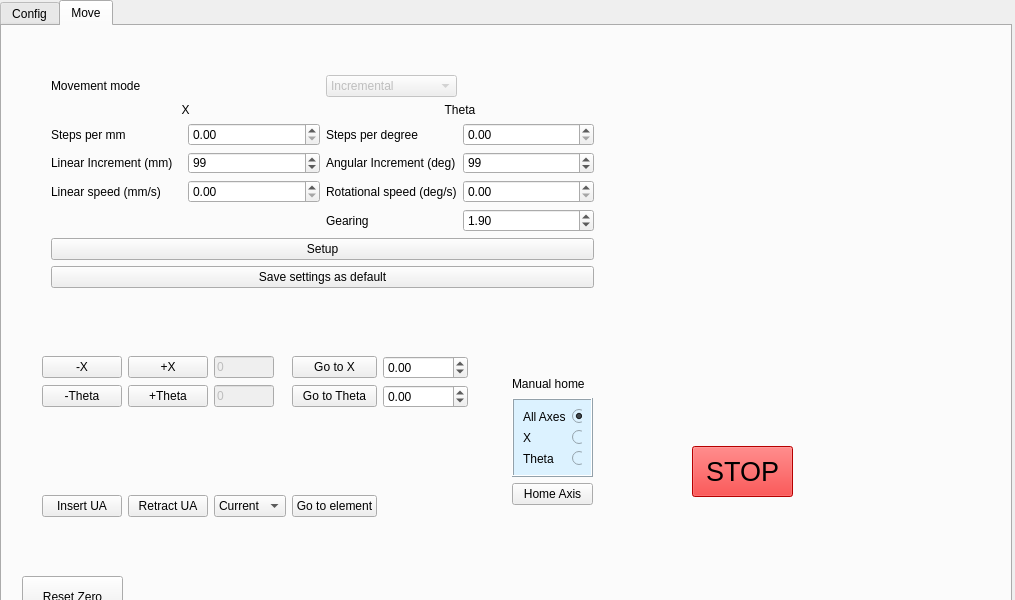
Old version of the form Widget_Library/widget_position.ui in the repository 8foldrepo/RF_Balance_Profound.
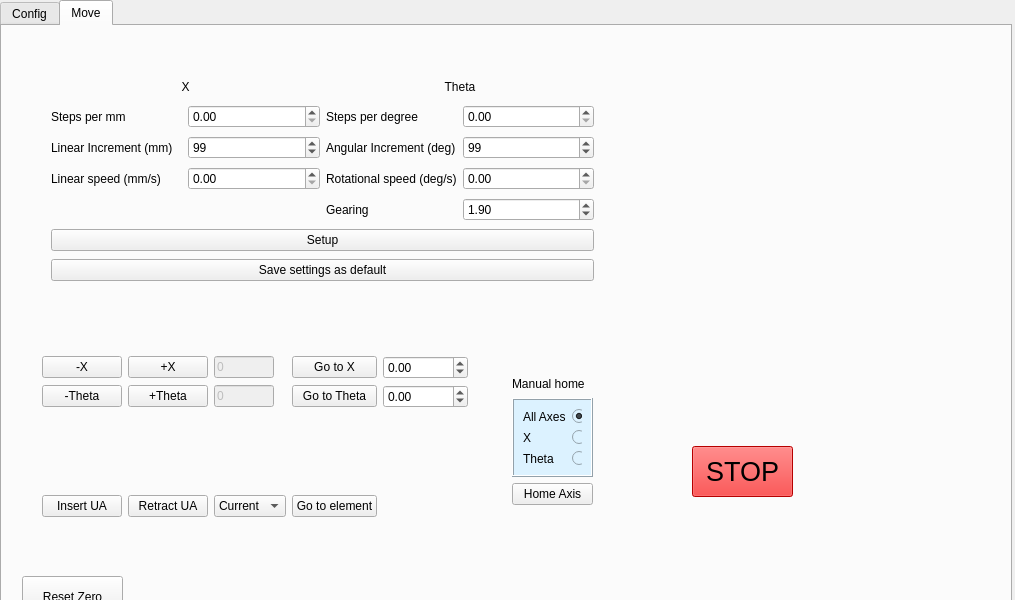
New version of the form. Custom widgets are drawn as their Qt base class.

Diff of the .ui file:
```diff
--- a/Widget_Library/widget_position.ui
+++ b/Widget_Library/widget_position.ui
@@ -1065,27 +1065,6 @@
                     </property>
                     <layout class="QGridLayout" name="gridLayout">
                         <item row="2" column="3">
-                            <widget class="QDoubleSpinBox" name="steps_per_degree_sb">
-                                <property name="maximum">
-                                    <double>10000000000.000000000000000</double>
-                                </property>
-                            </widget>
-                        </item>
-                        <item row="2" column="1">
-                            <widget class="QDoubleSpinBox" name="steps_per_mm_sb">
-                                <property name="maximum">
-                                    <double>10000000000.000000000000000</double>
-                                </property>
-                            </widget>
-                        </item>
-                        <item row="8" column="0" colspan="4">
-                            <widget class="QPushButton" name="save_settings_button">
-                                <property name="text">
-                                    <string>Save settings as default</string>
-                                </property>
-                            </widget>
-                        </item>
-                        <item row="3" column="3">
                             <widget class="QSpinBox" name="ang_inc_double_sb">
                                 <property name="minimum">
                                     <number>-2147483647</number>
@@ -1098,7 +1077,7 @@
                                 </property>
                             </widget>
                         </item>
-                        <item row="2" column="0">
+      <item row="1" column="0">
                             <widget class="QLabel" name="label_4">
                                 <property name="text">
                                     <string>Steps per mm</string>
@@ -1106,13 +1085,27 @@
                             </widget>
                         </item>
                         <item row="7" column="0" colspan="4">
-                            <widget class="QPushButton" name="setup_button">
+       <widget class="QPushButton" name="save_settings_button">
                                 <property name="text">
-                                    <string>Setup</string>
+         <string>Save settings as default</string>
                                 </property>
                             </widget>
                         </item>
-                        <item row="3" column="0">
+      <item row="1" column="3">
+       <widget class="QDoubleSpinBox" name="steps_per_degree_sb">
+        <property name="maximum">
+         <double>10000000000.000000000000000</double>
+        </property>
+       </widget>
+      </item>
+      <item row="1" column="1">
+       <widget class="QDoubleSpinBox" name="steps_per_mm_sb">
+        <property name="maximum">
+         <double>10000000000.000000000000000</double>
+        </property>
+       </widget>
+      </item>
+      <item row="2" column="0">
                             <widget class="QLabel" name="label_50">
                                 <property name="text">
                                     <string>Linear Increment (mm)</string>
@@ -1120,42 +1113,27 @@
                             </widget>
                         </item>
                         <item row="2" column="2">
-                            <widget class="QLabel" name="label_5">
-                                <property name="text">
-                                    <string>Steps per degree</string>
-                                </property>
-                            </widget>
-                        </item>
-                        <item row="0" column="2">
-                            <widget class="QComboBox" name="movement_mode_comboBox">
-                                <property name="enabled">
-                                    <bool>false</bool>
-                                </property>
-                                <item>
-                                    <property name="text">
-                                        <string>Incremental</string>
-                                    </property>
-                                </item>
-                                <item>
-                                    <property name="text">
-                                        <string>Continuous</string>
-                                    </property>
-                                </item>
-                                <item>
-                                    <property name="text">
-                                        <string>Distance</string>
-                                    </property>
-                                </item>
-                            </widget>
-                        </item>
-                        <item row="3" column="2">
                             <widget class="QLabel" name="label_51">
                                 <property name="text">
                                     <string>Angular Increment (deg)</string>
                                 </property>
                             </widget>
                         </item>
-                        <item row="3" column="1">
+      <item row="1" column="2">
+       <widget class="QLabel" name="label_5">
+        <property name="text">
+         <string>Steps per degree</string>
+        </property>
+       </widget>
+      </item>
+      <item row="6" column="0" colspan="4">
+       <widget class="QPushButton" name="setup_button">
+        <property name="text">
+         <string>Setup</string>
+        </property>
+       </widget>
+      </item>
+      <item row="2" column="1">
                             <widget class="QSpinBox" name="lin_incr_double_sb">
                                 <property name="minimum">
                                     <number>-2147483647</number>
@@ -1168,14 +1146,14 @@
                                 </property>
                             </widget>
                         </item>
+      <item row="4" column="0">
+       <widget class="QLabel" name="label_2">
+        <property name="text">
+         <string>Linear speed (mm/s)</string>
+        </property>
+       </widget>
+      </item>
                         <item row="0" column="0" colspan="2">
-                            <widget class="QLabel" name="label_3">
-                                <property name="text">
-                                    <string>Movement mode</string>
-                                </property>
-                            </widget>
-                        </item>
-                        <item row="1" column="0" colspan="2">
                             <widget class="QLabel" name="label_7">
                                 <property name="maximumSize">
                                     <size>
@@ -1191,37 +1169,17 @@
                                 </property>
                             </widget>
                         </item>
-                        <item row="5" column="0">
-                            <widget class="QLabel" name="label_2">
-                                <property name="text">
-                                    <string>Linear speed (mm/s)</string>
-                                </property>
-                            </widget>
-                        </item>
-                        <item row="5" column="2">
+      <item row="4" column="2">
                             <widget class="QLabel" name="label">
                                 <property name="text">
                                     <string>Rotational speed (deg/s)</string>
                                 </property>
                             </widget>
                         </item>
-                        <item row="1" column="2" colspan="2">
-                            <widget class="QLabel" name="label_8">
-                                <property name="text">
-                                    <string>Theta</string>
-                                </property>
-                                <property name="alignment">
-                                    <set>Qt::AlignCenter</set>
-                                </property>
-                            </widget>
-                        </item>
-                        <item row="5" column="3">
-                            <widget class="QDoubleSpinBox" name="rotational_speed_deg_s_sb"/>
-                        </item>
-                        <item row="5" column="1">
+      <item row="4" column="1">
                             <widget class="QDoubleSpinBox" name="linear_speed_mm_s_sb"/>
                         </item>
-                        <item row="6" column="3">
+      <item row="5" column="3">
                             <widget class="QDoubleSpinBox" name="doubleSpinBox">
                                 <property name="minimum">
                                     <double>0.010000000000000</double>
@@ -1237,7 +1195,20 @@
                                 </property>
                             </widget>
                         </item>
-                        <item row="6" column="2">
+      <item row="4" column="3">
+       <widget class="QDoubleSpinBox" name="rotational_speed_deg_s_sb"/>
+      </item>
+      <item row="0" column="2" colspan="2">
+       <widget class="QLabel" name="label_8">
+        <property name="text">
+         <string>Theta</string>
+        </property>
+        <property name="alignment">
+         <set>Qt::AlignCenter</set>
+        </property>
+       </widget>
+      </item>
+      <item row="5" column="2">
                             <widget class="QLabel" name="label_6">
                                 <property name="text">
                                     <string>Gearing</string>
```
Lines whose indentation alone changed are shown as unchanged.
